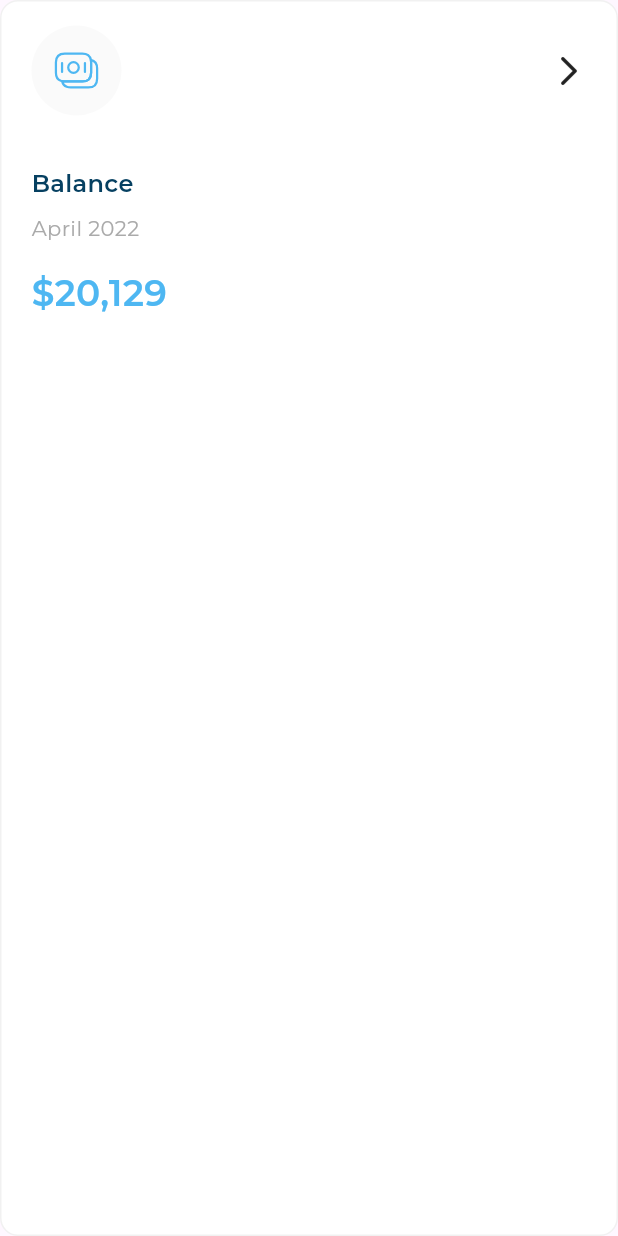
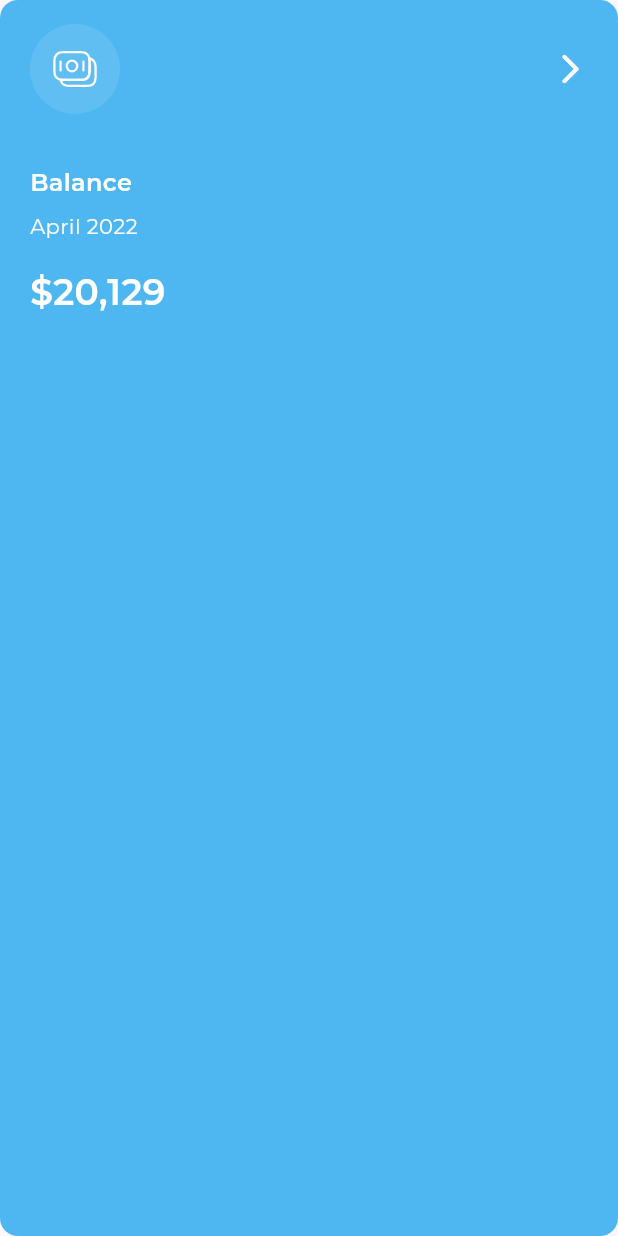
Before and after one commit to moelsayed1/reponsive_dashboard, a Flutter app: the ActiveAllExpensesItem widget shown alone on an empty page, opened directly with sample values from the repository, on a phone screen of 412 x 824 dp. Run offline on Flutter 3.47's test engine with Material 3 defaults, Android fonts, the phone set to English and light mode, and no system bars; our stand-ins replace flutter_svg; project files that could hold a hidden picture were left out.

Commit message:
active_and_inactive_all_expenses_item.dart done

```diff
--- a/lib/views/widgets/active_and_inactive_all_expenses_item.dart
+++ b/lib/views/widgets/active_and_inactive_all_expenses_item.dart
@@ -71,12 +71,8 @@ class ActiveAllExpensesItem extends StatelessWidget {
     return Container(
       padding: EdgeInsets.symmetric(horizontal: 20, vertical: 16),
       decoration: ShapeDecoration(
-        color: Colors.white,
+        color: Color(0xff4EB7F2),
         shape: RoundedRectangleBorder(
-          side: BorderSide(
-            color: Color(0xFFF1F1F1),
-            width: 1,
-          ),
           borderRadius: BorderRadius.circular(12),
         ),
       ),
@@ -84,6 +80,8 @@ class ActiveAllExpensesItem extends StatelessWidget {
         crossAxisAlignment: CrossAxisAlignment.start,
         children: [
           AllExpensesItemHeader(
+            imageBackgroundColor: Colors.white.withOpacity(0.1),
+            imageColor: Colors.white,
             allExpensesItemModel: itemModel,
           ),
           SizedBox(
@@ -91,21 +89,27 @@ class ActiveAllExpensesItem extends StatelessWidget {
           ),
           Text(
             itemModel.title,
-            style: StylesApp.styleSemiBold16,
+            style: StylesApp.styleSemiBold16.copyWith(
+              color: Colors.white,
+            ),
           ),
           SizedBox(
             height: 8,
           ),
           Text(
             itemModel.date,
-            style: StylesApp.styleRegular14,
+            style: StylesApp.styleRegular14.copyWith(
+              color: Color(0xffFAFAFA),
+            ),
           ),
           SizedBox(
             height: 16,
           ),
           Text(
             itemModel.price,
-            style: StylesApp.styleSemiBold24,
+            style: StylesApp.styleSemiBold24.copyWith(
+              color: Colors.white,
+            ),
           ),
         ],
       ),
--- a/lib/views/widgets/all_expenses_item.dart
+++ b/lib/views/widgets/all_expenses_item.dart
@@ -11,6 +11,6 @@ class AllExpensesItem extends StatelessWidget {
 
   @override
   Widget build(BuildContext context) {
-    return ActiveAllExpensesItem(itemModel: itemModel);
+    return isSelected ? ActiveAllExpensesItem(itemModel: itemModel) : InActiveAllExpensesItem(itemModel: itemModel);
   }
 }
--- a/lib/views/widgets/all_expenses_item_header.dart
+++ b/lib/views/widgets/all_expenses_item_header.dart
@@ -3,9 +3,15 @@ import 'package:flutter_svg/flutter_svg.dart';
 import 'package:responsive_dashboard/models/all_expenses_item_model.dart';
 
 class AllExpensesItemHeader extends StatelessWidget {
-  const AllExpensesItemHeader({super.key, required this.allExpensesItemModel});
+  const AllExpensesItemHeader(
+      {super.key,
+      required this.allExpensesItemModel,
+      this.imageBackgroundColor,
+      this.imageColor});
 
   final AllExpensesItemModel allExpensesItemModel;
+
+  final Color? imageBackgroundColor, imageColor;
 
   @override
   Widget build(BuildContext context) {
@@ -16,14 +22,21 @@ class AllExpensesItemHeader extends StatelessWidget {
           width: 60,
           padding: EdgeInsets.all(14),
           decoration: ShapeDecoration(
-            color: Color(0xffFAFAFA),
+            color: imageBackgroundColor ?? Color(0xffFAFAFA),
             shape: OvalBorder(),
           ),
-          child: SvgPicture.asset(allExpensesItemModel.image),
+          child: SvgPicture.asset(
+            allExpensesItemModel.image,
+            colorFilter: ColorFilter.mode(
+              imageColor ?? Color(0xff4EB7F2),
+              BlendMode.srcIn,
+            ),
+          ),
         ),
         Spacer(),
         Icon(
           Icons.arrow_forward_ios_rounded,
+          color: imageColor == null ? Color(0xff064061) : Colors.white,
         ),
       ],
     );
```
